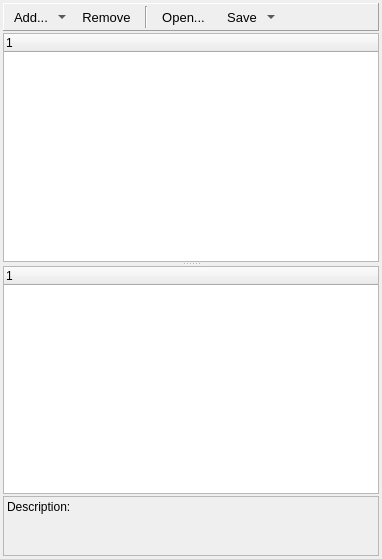
The window that LoggingTool_Manager/Wizards/scheduler_wizard.ui (Osechkin/LoggingTool_Manager3) describes before a commit, drawn with Qt 5.
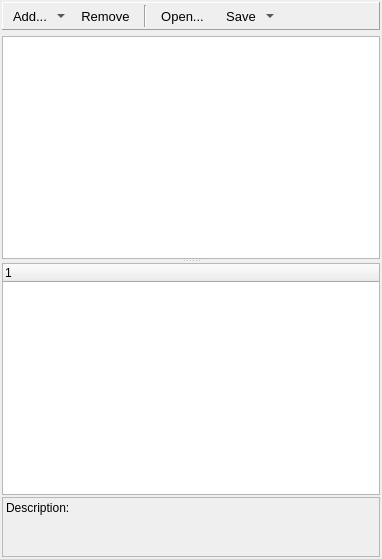
The same window after the commit.

Commit message: scheduler wizard ui was modified

```diff
--- a/LoggingTool_Manager/Wizards/scheduler_wizard.ui
+++ b/LoggingTool_Manager/Wizards/scheduler_wizard.ui
@@ -14,11 +14,8 @@
    <string>Form</string>
   </property>
   <layout class="QGridLayout" name="gridLayout">
-   <property name="verticalSpacing">
-    <number>2</number>
-   </property>
    <property name="margin">
-    <number>3</number>
+    <number>2</number>
    </property>
    <item row="0" column="0">
     <widget class="QFrame" name="frameControl">
@@ -100,6 +97,9 @@
         <property name="text">
          <string>Open...</string>
         </property>
+        <property name="toolButtonStyle">
+         <enum>Qt::ToolButtonTextBesideIcon</enum>
+        </property>
         <property name="autoRaise">
          <bool>true</bool>
         </property>
@@ -153,25 +153,49 @@
      <property name="orientation">
       <enum>Qt::Vertical</enum>
      </property>
-     <widget class="QTreeWidget" name="treeWidgetPlan">
-      <property name="sizePolicy">
-       <sizepolicy hsizetype="Expanding" vsizetype="Expanding">
-        <horstretch>0</horstretch>
-        <verstretch>0</verstretch>
-       </sizepolicy>
+     <widget class="QTableWidget" name="tableWidgetExp">
+      <property name="editTriggers">
+       <set>QAbstractItemView::NoEditTriggers</set>
       </property>
-      <property name="maximumSize">
-       <size>
-        <width>16777215</width>
-        <height>16777215</height>
-       </size>
+      <property name="alternatingRowColors">
+       <bool>false</bool>
       </property>
-      <column>
-       <property name="text">
-        <string notr="true">1</string>
-       </property>
-      </column>
+      <property name="selectionMode">
+       <enum>QAbstractItemView::SingleSelection</enum>
+      </property>
+      <property name="showGrid">
+       <bool>false</bool>
+      </property>
+      <property name="rowCount">
+       <number>1</number>
+      </property>
+      <property name="columnCount">
+       <number>1</number>
+      </property>
+      <attribute name="horizontalHeaderVisible">
+       <bool>false</bool>
+      </attribute>
+      <attribute name="horizontalHeaderDefaultSectionSize">
+       <number>400</number>
+      </attribute>
+      <attribute name="horizontalHeaderHighlightSections">
+       <bool>true</bool>
+      </attribute>
+      <attribute name="horizontalHeaderMinimumSectionSize">
+       <number>41</number>
+      </attribute>
+      <attribute name="verticalHeaderVisible">
+       <bool>false</bool>
+      </attribute>
+      <row/>
+      <column/>
      </widget>
+     <widget class="QWidget" name="">
+      <layout class="QVBoxLayout" name="verticalLayout">
+       <property name="spacing">
+        <number>2</number>
+       </property>
+       <item>
      <widget class="QTreeWidget" name="treeWidgetParam">
       <column>
        <property name="text">
@@ -179,9 +203,8 @@
        </property>
       </column>
      </widget>
-    </widget>
-   </item>
-   <item row="2" column="0">
+       </item>
+       <item>
     <widget class="QLabel" name="lblDescription">
      <property name="minimumSize">
       <size>
@@ -207,6 +230,10 @@
      <property name="textInteractionFlags">
       <set>Qt::LinksAccessibleByMouse|Qt::TextSelectableByKeyboard|Qt::TextSelectableByMouse</set>
      </property>
+        </widget>
+       </item>
+      </layout>
+     </widget>
     </widget>
    </item>
   </layout>
```
Lines whose indentation alone changed are shown as unchanged.
